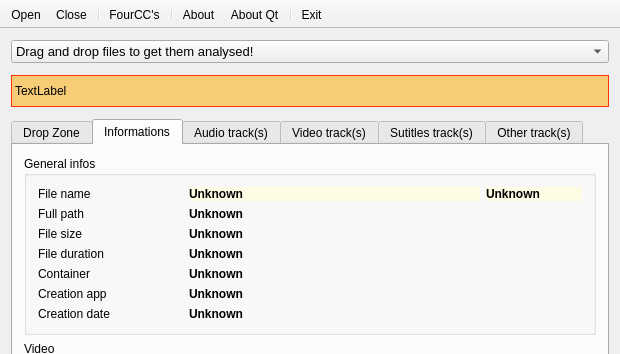
emericg/MiniVideo, file mini_analyser/ui/mainwindow.ui: the form before one commit; both pictures show x 0 to 620 and y 0 to 354 of the 620 by 800 pixel window.
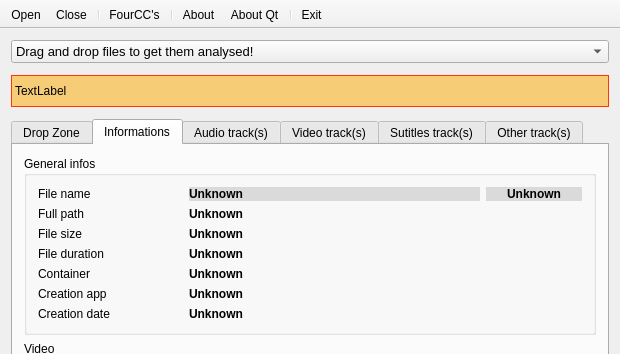
The form after the commit. Icons and pictures are not drawn.

Commit message: Improve mini_analyser GUI

The edit to the form file:
```diff
--- a/mini_analyser/ui/mainwindow.ui
+++ b/mini_analyser/ui/mainwindow.ui
@@ -253,7 +253,7 @@
               </font>
              </property>
              <property name="styleSheet">
-              <string notr="true">QLabel { background-color : rgb(255, 252, 230); color : rgb(0, 0, 0); }</string>
+              <string notr="true">QLabel { background-color : rgb(218, 218, 218); color : rgb(0, 0, 0); }</string>
              </property>
              <property name="text">
               <string>Unknown</string>
@@ -423,11 +423,14 @@
               </font>
              </property>
              <property name="styleSheet">
-              <string notr="true">QLabel { background-color : rgb(255, 252, 230); color : rgb(0, 0, 0); }</string>
+              <string notr="true">QLabel { background-color : rgb(218, 218, 218); color : rgb(0, 0, 0); }</string>
              </property>
              <property name="text">
               <string>Unknown</string>
              </property>
+             <property name="alignment">
+              <set>Qt::AlignCenter</set>
+             </property>
              <property name="textInteractionFlags">
               <set>Qt::LinksAccessibleByMouse|Qt::TextSelectableByKeyboard|Qt::TextSelectableByMouse</set>
              </property>
```
The commit also changes 1 other file.
